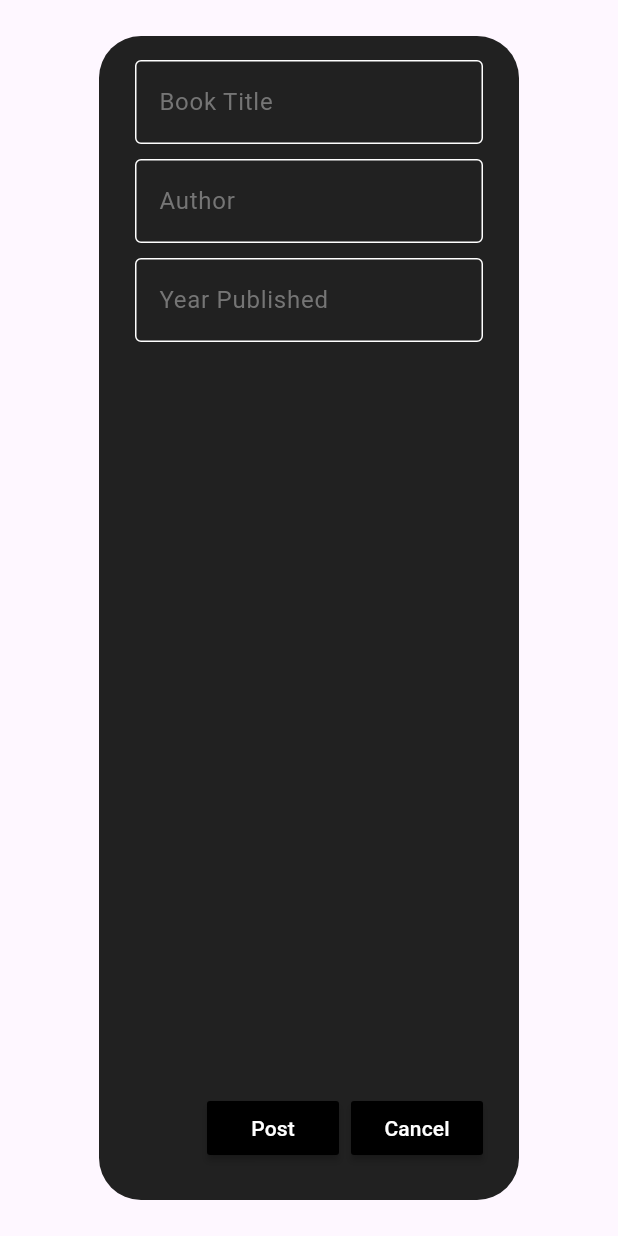
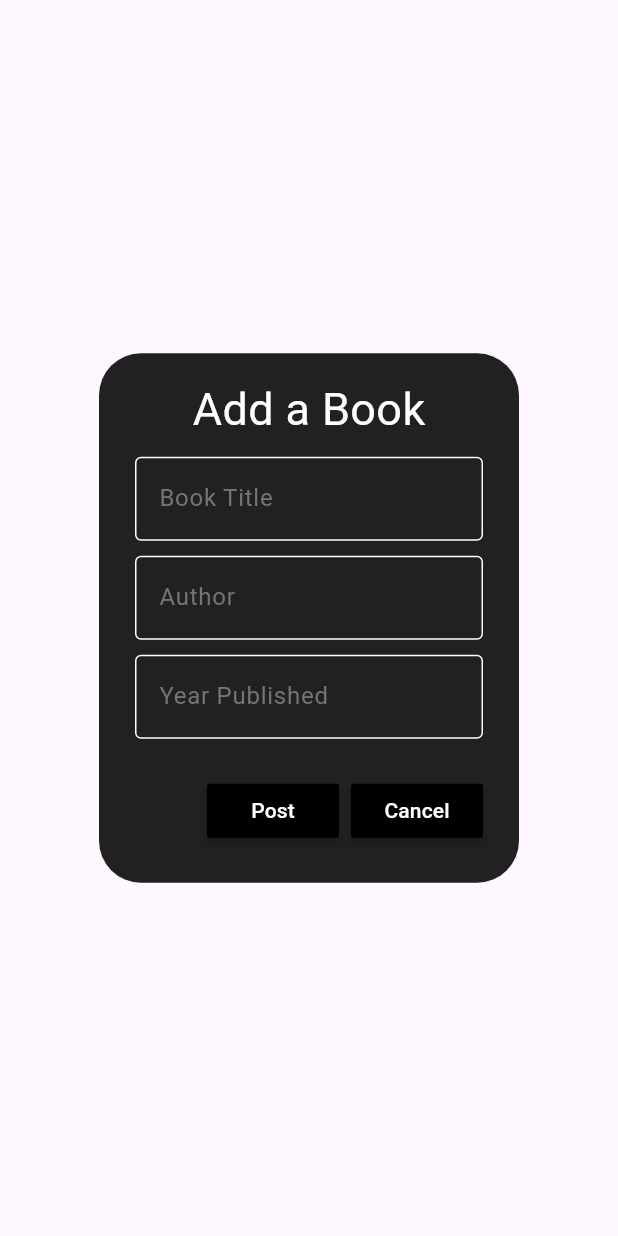
Before and after one commit to Arjun6112/BooksGraphQL, a Flutter app: the MyAlertBox widget shown alone on an empty page, opened directly with empty values, on a phone screen of 412 x 824 dp. Run offline on Flutter 3.47's test engine with Material 2 defaults, Android fonts, the light colour scheme and no system bars; our stand-ins replace graphql_flutter; network calls fail.

Commit message:
Few Bug fixes

```diff
--- a/lib/dialog_box.dart
+++ b/lib/dialog_box.dart
@@ -23,7 +23,18 @@ class MyAlertBox extends StatelessWidget {
     return AlertDialog(
       backgroundColor: Colors.grey[900],
       content: Column(
+        mainAxisSize: MainAxisSize.min,
         children: [
+          const Text(
+            "Add a Book",
+            style: TextStyle(
+              fontSize: 30,
+              color: Colors.white,
+            ),
+          ),
+          const SizedBox(
+            height: 10,
+          ),
           TextField(
             controller: titlecontroller,
             style: const TextStyle(color: Color.fromRGBO(255, 255, 255, 1)),
@@ -66,9 +77,9 @@ class MyAlertBox extends StatelessWidget {
                   borderSide: BorderSide(color: Colors.white)),
             ),
           ),
-          const SizedBox(
-            height: 10,
-          ),
+          // const SizedBox(
+          //   height: 10,
+          // ),
           // TextField(
           //   controller: idcontroller,
           //   style: const TextStyle(color: Color.fromRGBO(255, 255, 255, 1)),
--- a/lib/main.dart
+++ b/lib/main.dart
@@ -112,6 +112,9 @@ class _MyHomePageState extends State<MyHomePage> {
                           author: _authorController.text,
                           year: int.parse(_yearController.text.toString()));
                       _load();
+                      _authorController.clear();
+                      _titleController.clear();
+                      _yearController.clear();
                     },
                   );
                 });
```
